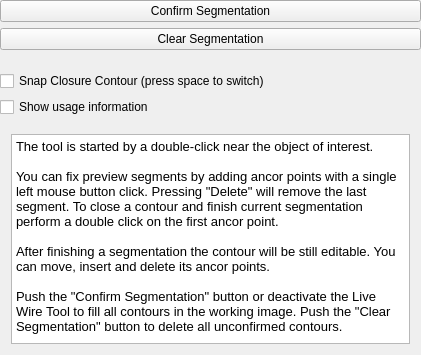
First picture: the form in Modules/SegmentationUI/Qmitk/QmitkLiveWireTool2DGUIControls.ui, repository MITK/MITK, before the edit.
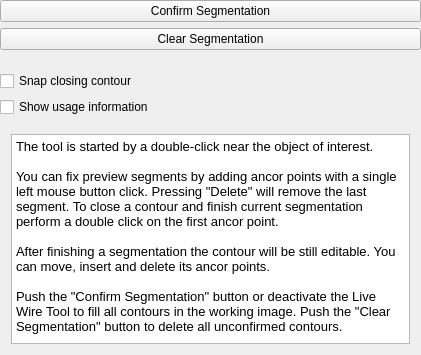
Second picture: the form after the edit.

Commit message: Remove shortcut for closing contour and adapt label in GUI

```diff
--- a/Modules/SegmentationUI/Qmitk/QmitkLiveWireTool2DGUIControls.ui
+++ b/Modules/SegmentationUI/Qmitk/QmitkLiveWireTool2DGUIControls.ui
@@ -76,7 +76,7 @@
      <item>
       <widget class="QCheckBox" name="m_SnapClosureCheckBox">
        <property name="text">
-        <string>Snap Closure Contour (press space to switch)</string>
+        <string>Snap closing contour</string>
        </property>
       </widget>
      </item>
```
The commit also changes 1 other file.
